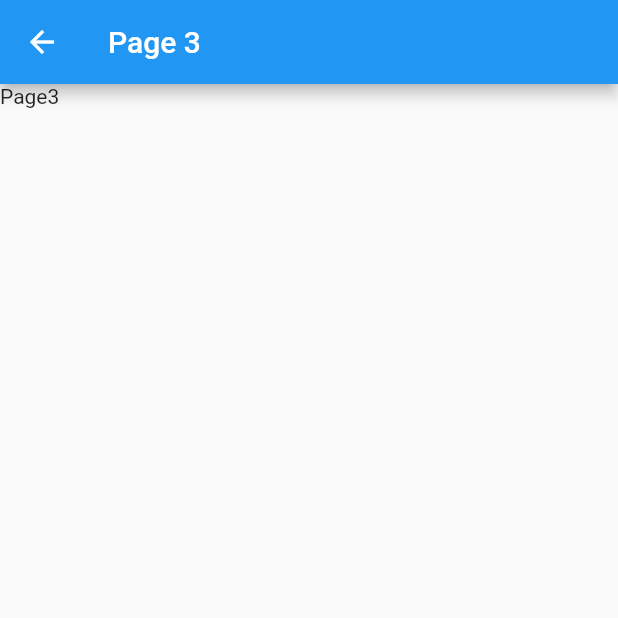
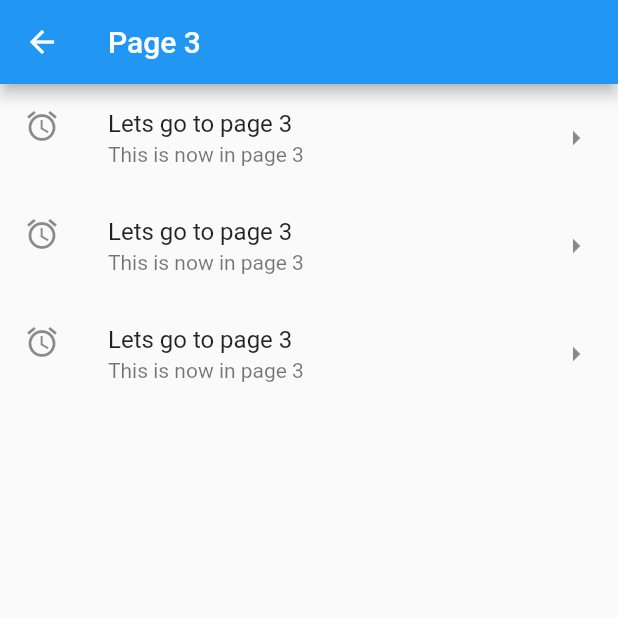
Before and after one commit to kamalnorizan/flutter_lesson6, a Flutter app: the Page3 screen opened directly, on a phone screen of 412 x 824 dp, the top half of it. Run offline on Flutter 3.47's test engine with Material 2 defaults, Android fonts, the phone set to English and light mode, and no system bars.

Commit message:
list view & list tile

```diff
--- a/lib/main.dart
+++ b/lib/main.dart
@@ -176,7 +176,7 @@ class _MyAppState extends State<MyApp> {
                     child: const Text('Page 3'),
                   ),
                 ],
-              )
+              ),
             ],
           ),
         ),
--- a/lib/page3.dart
+++ b/lib/page3.dart
@@ -7,7 +7,31 @@ class Page3 extends StatelessWidget {
   Widget build(BuildContext context) {
     return Scaffold(
       appBar: AppBar(title: const Text('Page 3')),
-      body: const Text('Page3'),
+      body: ListView(
+        children: [
+          ListTile(
+            leading: const Icon(Icons.access_alarm),
+            title: const Text('Lets go to page 3'),
+            subtitle: const Text('This is now in page 3'),
+            trailing: const Icon(Icons.arrow_right_sharp),
+            onTap: () {},
+          ),
+          ListTile(
+            leading: const Icon(Icons.access_alarm),
+            title: const Text('Lets go to page 3'),
+            subtitle: const Text('This is now in page 3'),
+            trailing: const Icon(Icons.arrow_right_sharp),
+            onTap: () {},
+          ),
+          ListTile(
+            leading: const Icon(Icons.access_alarm),
+            title: const Text('Lets go to page 3'),
+            subtitle: const Text('This is now in page 3'),
+            trailing: const Icon(Icons.arrow_right_sharp),
+            onTap: () {},
+          ),
+        ],
+      ),
     );
   }
 }
```
